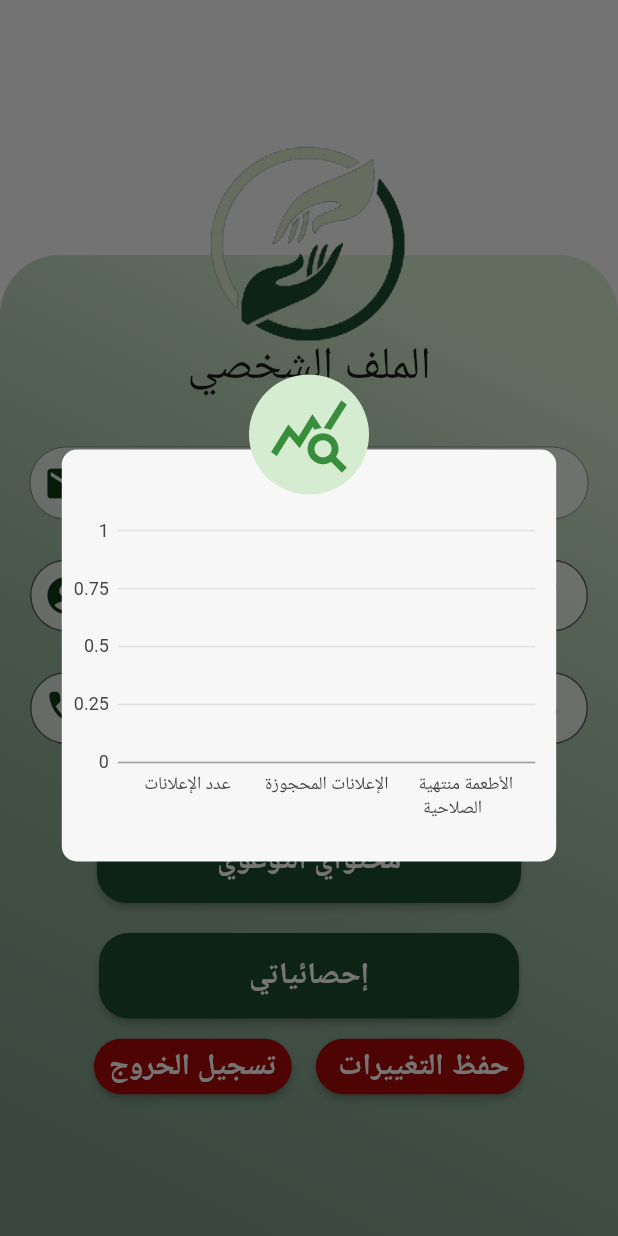
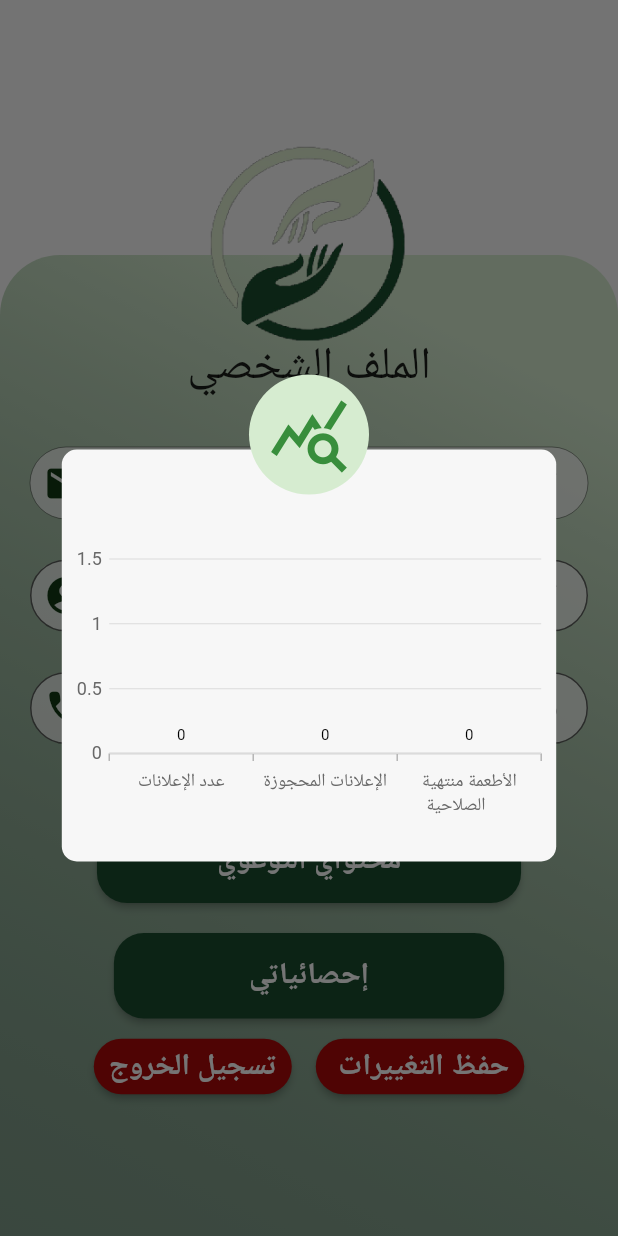
Before and after one commit to JBinFaris/2022-GP1-7, a Flutter app: the UserProfile screen opened directly, after a tap on "إحصائياتي", on a phone screen of 412 x 824 dp. Run offline on Flutter 3.47's test engine with Material 2 defaults, Android fonts, the phone set to English and light mode, and no system bars; our stand-ins replace charts_flutter_new, cloud_firestore, file_picker, firebase_auth, firebase_core, firebase_messaging and 9 more; missing offline and left inert: dart:ffi; accounts and stored records are empty.

Commit message:
edit Statistics

```diff
--- a/faydh/lib/UserProfile.dart
+++ b/faydh/lib/UserProfile.dart
@@ -11,6 +11,7 @@ import 'package:flutter/material.dart';
 import 'package:flutter/src/widgets/container.dart';
 import 'package:flutter/src/widgets/framework.dart';
 import 'package:charts_flutter_new/flutter.dart' as charts;
+import 'package:syncfusion_flutter_charts/charts.dart';
 
 import 'models/bar_chatmodel.dart';
 
@@ -500,48 +501,69 @@ class _UserProfileState extends State<UserProfile> {
                                                                           .done &&
                                                                   datasnap
                                                                       .hasData) {
-                                                                List<
-                                                                        charts.Series<
+                                                                _createSampleData() {
+                                                                  return SfCartesianChart(
+                                                                    palette: [
+                                                                      Color.fromRGBO(
+                                                                          26,
+                                                                          77,
+                                                                          46,
+                                                                          1),
+                                                                    ],
+                                                                    plotAreaBorderWidth:
+                                                                        0,
+                                                                    title:
+                                                                        ChartTitle(
+                                                                      text: ' ',
+                                                                    ),
+                                                                    primaryXAxis:
+                                                                        CategoryAxis(
+                                                                      majorGridLines:
+                                                                          const MajorGridLines(
+                                                                              width: 0),
+                                                                    ),
+                                                                    primaryYAxis: NumericAxis(
+                                                                        axisLine: const AxisLine(
+                                                                            width:
+                                                                                0),
+                                                                        labelFormat:
+                                                                            '{value}',
+                                                                        majorTickLines:
+                                                                            const MajorTickLines(size: 0)),
+                                                                    series: <
+                                                                        ColumnSeries<
                                                                             BarMmodel,
-                                                                            String>>
-                                                                    _createSampleData() {
-                                                                  final data = [
+                                                                            String>>[
+                                                                      ColumnSeries<
+                                                                          BarMmodel,
+                                                                          String>(
+                                                                        dataSource: <
+                                                                            BarMmodel>[
                                                                           BarMmodel(
                                                                               'عدد الإعلانات',
-                                                                      int.parse(
-                                                                          '${datasnap.data['post posted']}'),
-                                                                    ),
+                                                                              int.parse('${datasnap.data['post posted']}')),
                                                                           BarMmodel(
                                                                               "الإعلانات المحجوزة",
-                                                                        int.parse(
-                                                                            '${datasnap.data['posts with expiry date']}')),
+                                                                              int.parse('${datasnap.data['posts with expiry date']}')),
                                                                           BarMmodel(
                                                                               "الأطعمة منتهية\n الصلاحية",
-                                                                        int.parse(
-                                                                            '${datasnap.data['postesreserved']}')),
-                                                                  ];
-                                                                  return [
-                                                                    charts.Series<
-                                                                            BarMmodel,
-                                                                            String>(
-                                                                        data:
-                                                                            data,
-                                                                        id:
-                                                                            'Status',
-                                                                        colorFn: (_, __) => charts.Color(
-                                                                            r:
-                                                                                205,
-                                                                            g:
-                                                                                233,
-                                                                            b:
-                                                                                197),
-                                                                        domainFn:
-                                                                            (BarMmodel barModeel, _) =>
-                                                                                '${barModeel.x}',
-                                                                        measureFn:
-                                                                            (BarMmodel barModeel, _) =>
-                                                                                barModeel.y),
-                                                                  ];
+                                                                              int.parse('${datasnap.data['postesreserved']}')),
+                                                                        ],
+                                                                        xValueMapper: (BarMmodel sales,
+                                                                                _) =>
+                                                                            sales.x
+                                                                                as String,
+                                                                        yValueMapper:
+                                                                            (BarMmodel sales, _) =>
+                                                                                sales.y,
+                                                                        dataLabelSettings: const DataLabelSettings(
+                                                                            isVisible:
+                                                                                true,
+                                                                            textStyle:
+                                                                                TextStyle(fontSize: 10)),
+                                                                      )
+                                                                    ],
+                                                                  );
                                                                 }
 
                                                                 log(datasnap
@@ -553,12 +575,8 @@ class _UserProfileState extends State<UserProfile> {
                                                                         top: 40,
                                                                         bottom:
                                                                             20),
-                                                                    child: charts
-                                                                        .BarChart(
-                                                                      _createSampleData(),
-                                                                      animate:
-                                                                          false,
-                                                                    ));
+                                                                    child:
+                                                                        _createSampleData());
                                                               } else {
                                                                 return CupertinoActivityIndicator();
                                                               }
@@ -593,7 +611,7 @@ class _UserProfileState extends State<UserProfile> {
                                           textStyle: const TextStyle(
                                               fontSize: 20,
                                               fontWeight: FontWeight.bold)),
-                                      child: Text('  إحصائياتي  '),
+                                      child: Text('إحصائياتي'),
                                     );
                                   } else {
                                     return Container();
@@ -782,7 +800,7 @@ class _UserProfileState extends State<UserProfile> {
     return const OutlineInputBorder(
         borderRadius: BorderRadius.all(Radius.circular(20)),
         borderSide: BorderSide(
-          color: Color(0xff1A4D2E),
+          color: Color.fromARGB(226, 29, 92, 76),
           width: 3,
         ));
   }
--- a/faydh/pubspec.yaml
+++ b/faydh/pubspec.yaml
@@ -57,6 +57,7 @@ dependencies:
   flutter_datetime_picker: ^1.5.1
   url_launcher: ^6.1.6
   charts_flutter_new: ^0.12.0
+  syncfusion_flutter_charts: ^20.4.43
 dev_dependencies:
   flutter_test:
     sdk: flutter
```
Lines whose indentation alone changed are shown as unchanged.
